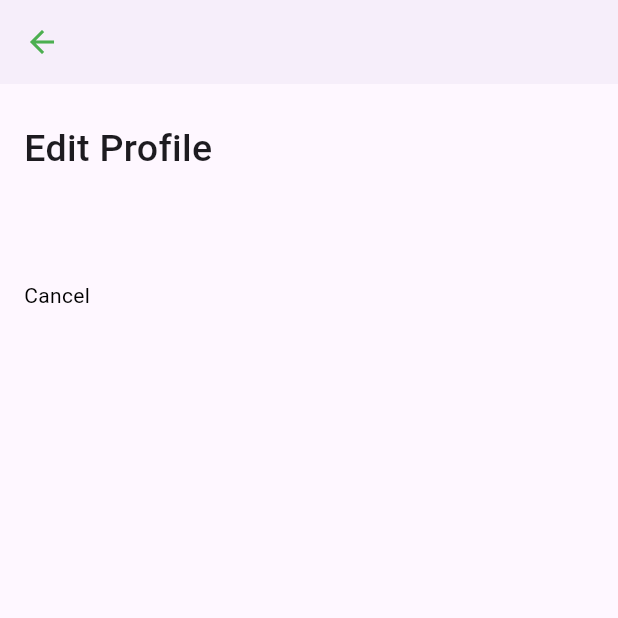
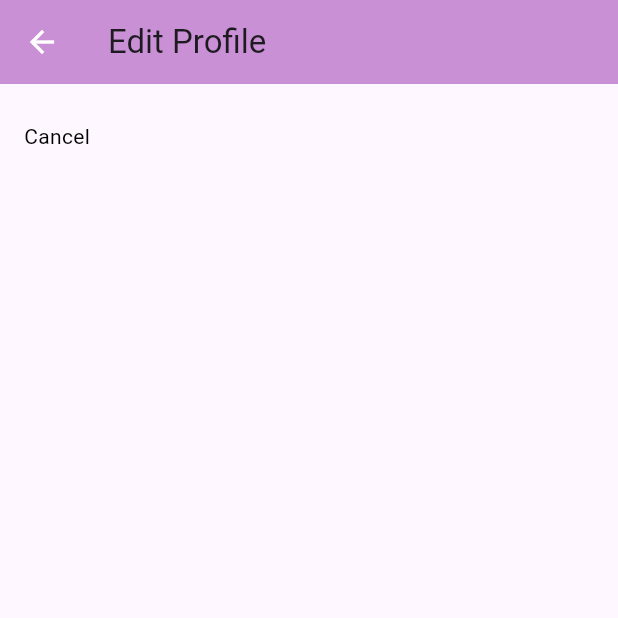
Before and after one commit to ayshafaida/placement, a Flutter app: the EditProfile screen opened directly, on a phone screen of 412 x 824 dp, the top half of it. Run offline on Flutter 3.47's test engine with Material 3 defaults, Android fonts, the phone set to English and light mode, and no system bars.

Commit message:
color changed to purple

```diff
--- a/lib/editprofile.dart
+++ b/lib/editprofile.dart
@@ -16,20 +16,20 @@ class _EditProfileState extends State<EditProfile> {
   Widget build(BuildContext context) {
     return Scaffold(
       appBar: AppBar(
-        backgroundColor: Theme.of(context).scaffoldBackgroundColor,
+        backgroundColor: Colors.purple[200],
         elevation: 1,
         leading: IconButton(
           icon: Icon(
             Icons.arrow_back,
-            color: Colors.green,
+            color: Colors.white,
           ),
           onPressed: () {
             Navigator.push(
                          context, MaterialPageRoute(builder: (_) => myprofile()));
           },
         ),
-        actions: [
-        ],
+        title: Text("Edit Profile"),
+        actions: [],
       ),
       body: Container(
         padding: EdgeInsets.only(left: 16, top: 25, right: 16),
@@ -39,18 +39,12 @@ class _EditProfileState extends State<EditProfile> {
           },
           child: ListView(
             children: [
-              Text('Edit Profile',style: TextStyle(
-                fontSize: 25, fontWeight: FontWeight.w500),
-                ),
-                SizedBox(
-                  height: 35,
-                ),
                 // TextField('Full Name','Eg:-Aysha Faida',false),
                 // TextField('Mobile No','Your Contact No',false),
                 // TextField('Address','Your Address',false),
                 // TextField('Email','Eg:-abc@gmail.com',false),
                 // TextField('Password','Your Password',true),
-                SizedBox(height: 35,),
+                // SizedBox(height: 35,),
                 Row(
                   children: [
                     InkWell(
--- a/lib/main.dart
+++ b/lib/main.dart
@@ -34,7 +34,7 @@ class _LoginState extends State<Login> {
       backgroundColor: Colors.white,
       appBar: AppBar(
         title: Text("Login Page"),
-        backgroundColor: Colors.green,
+        backgroundColor: Colors.purple[200],
       ),
       body: Center(
         child: Form(
@@ -97,7 +97,7 @@ class _LoginState extends State<Login> {
                 },
                 child: Text(
                   'Forgot Password',
-                  style: TextStyle(color: Colors.green, fontSize: 15),
+                  style: TextStyle(color: Colors.purple[200], fontSize: 15),
                 ),
               ),
               SizedBox(height: 20,),
@@ -105,7 +105,7 @@ class _LoginState extends State<Login> {
                 height: 50,
                 width: 250,
                 decoration: BoxDecoration(
-                    color: Colors.green, borderRadius: BorderRadius.circular(20)),
+                    color: Colors.purple[200], borderRadius: BorderRadius.circular(20)),
                 child: InkWell(
                    onTap: () {
                     if(_formKey.currentState!.validate())
--- a/lib/placementcell.dart
+++ b/lib/placementcell.dart
@@ -7,7 +7,7 @@ class Placement_cell extends StatelessWidget {
   Widget build(BuildContext context) {
     return Scaffold(
       appBar: AppBar(
-          backgroundColor: Colors.green,
+          backgroundColor: Colors.purple[200],
           title: Center(
             child: const Text('Placement Cell'),
           ),
--- a/lib/signup.dart
+++ b/lib/signup.dart
@@ -18,7 +18,7 @@ class _SignupState extends State<Signup> {
     return Scaffold(
       appBar: AppBar(
         title: Center(child: Text('Registration Page')),
-        backgroundColor: Colors.green,
+        backgroundColor: Colors.purple[200],
       ),
       //for the form to be in center
       body: Center(
--- a/lib/viewjobs.dart
+++ b/lib/viewjobs.dart
@@ -21,7 +21,7 @@ class _viewjobsState extends State<viewjobs> {
           onPressed: () => Navigator.pop(context),
         ),
         title: Text("View Jobs"),
-        backgroundColor: Colors.green,
+        backgroundColor: Colors.purple[200],
         centerTitle: true,
       ),
       body: Padding(
@@ -34,7 +34,7 @@ class _viewjobsState extends State<viewjobs> {
         child: Card(
           elevation: 9,
           shape: RoundedRectangleBorder(
-            borderRadius: BorderRadius.all(Radius.circular(30)),
+            borderRadius: BorderRadius.all(Radius.circular(20)),
           ),
           child: Column(
             mainAxisAlignment: MainAxisAlignment.start,
```
Also changed, not shown: lib/accepted.dart (+10 -10 lines), lib/applied.dart (+10 -12 lines), lib/homepage.dart (+4 -4 lines), lib/myprofile.dart (+9 -9 lines), lib/reject.dart (+10 -12 lines).
